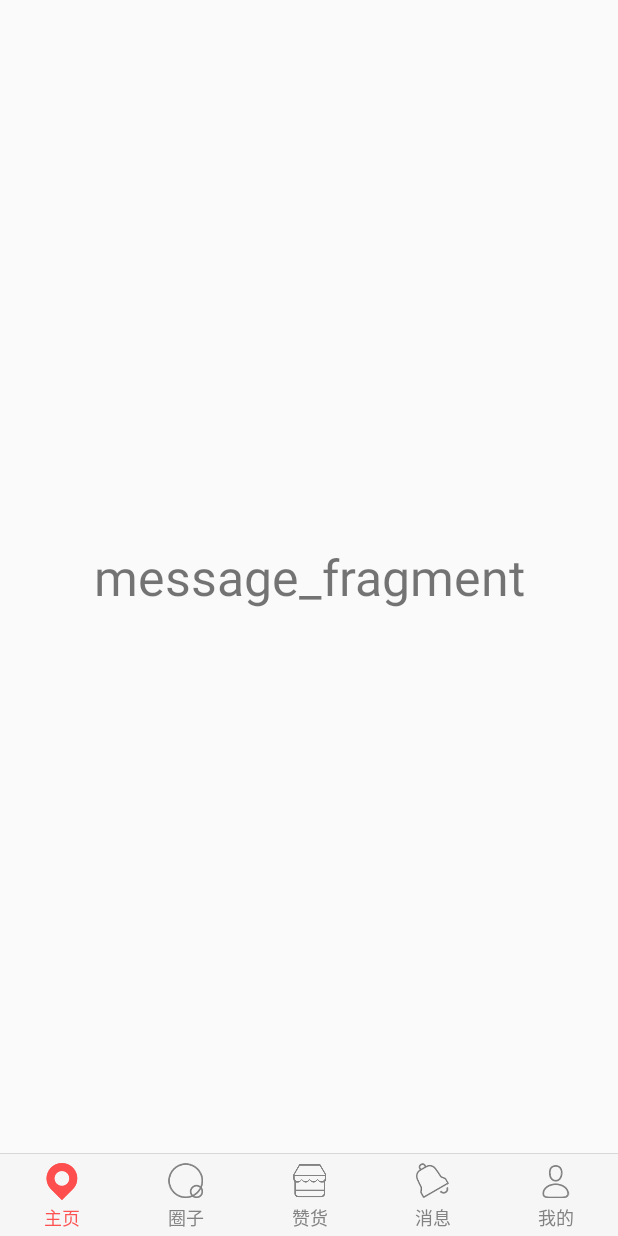
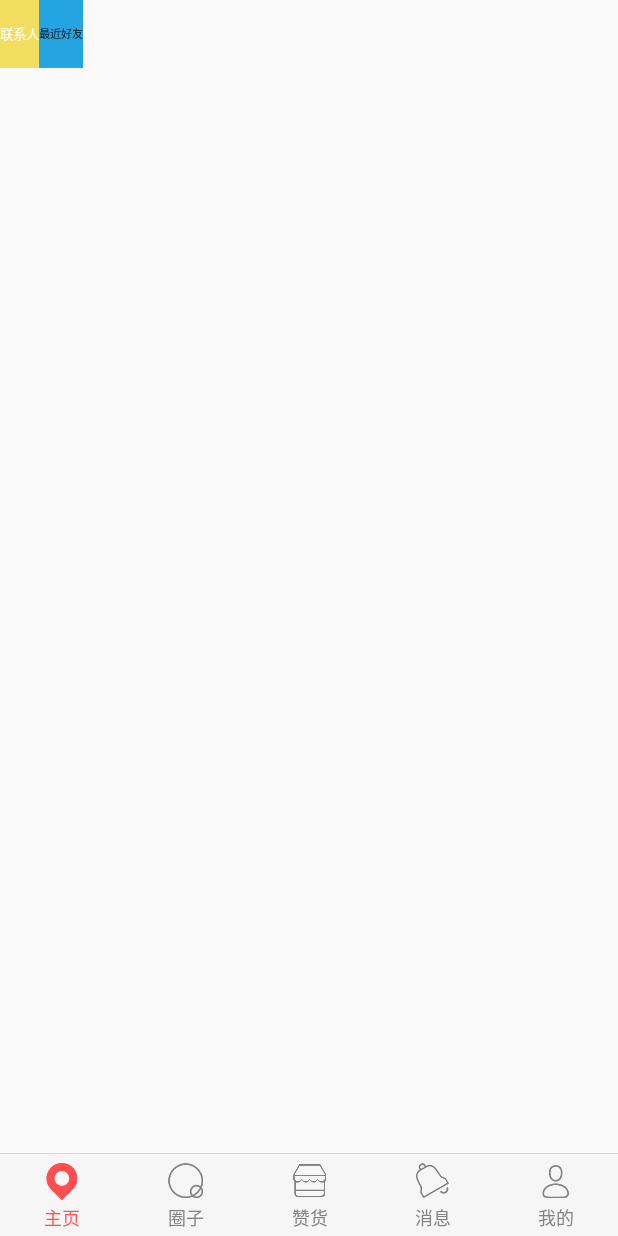
Before and after one commit to 11231943/DesignUI, an Android app: the fragment MessageFragment placed in its activity, on a phone screen of 412 x 824 dp. Run offline under Robolectric (Android 15) with nearby library versions, the phone set to English and light mode, and no system bars.

Commit message:
自定义控件 1

```diff
--- /dev/null
+++ b/app/src/main/java/com/wheat/test/tabhostframe/view/widget/scroller/RelationMenu.java
@@ -0,0 +1,113 @@
+package com.wheat.test.tabhostframe.view.widget.scroller;
+
+import android.content.Context;
+import android.content.res.TypedArray;
+import android.graphics.Color;
+import android.graphics.Paint;
+import android.graphics.drawable.Drawable;
+import android.util.AttributeSet;
+import android.view.Gravity;
+import android.widget.LinearLayout;
+import android.widget.TextView;
+
+import com.wheat.test.tabhostframe.R;
+
+/**
+ * Created by wheat on 16/2/16.
+ */
+public class RelationMenu extends LinearLayout {
+
+    /**
+     * 选择左边菜单
+     */
+    public static final int SELECT_LEFT = 0;
+
+    /**
+     * 选择右边菜单
+     */
+    public static final int SELECT_RIGHT = 1;
+
+    // private static final int DEF_COLOR = Color.GREEN;
+
+    private int textColor;
+
+    private float textSize;
+
+    private String leftText, rightText;
+
+    private int select;
+
+    private TextView leftTextView, rightTextView;
+
+    private int selectBgColor, normalBgColor;
+
+    private Paint mPaint;
+
+    private Drawable leftSelector, rightSelector;
+
+    public RelationMenu(Context context) {
+        super(context, null);
+        init();
+    }
+
+    public RelationMenu(Context context, AttributeSet attrs) {
+        super(context, attrs);
+        TypedArray a = context.obtainStyledAttributes(attrs, R.styleable.relation_menu);
+        select = a.getInt(R.styleable.relation_menu_select, SELECT_LEFT);
+
+        leftText = a.getString(R.styleable.relation_menu_left_text);
+        rightText = a.getString(R.styleable.relation_menu_right_text);
+
+        leftSelector = a.getDrawable(R.styleable.relation_menu_left_selector);
+        rightSelector = a.getDrawable(R.styleable.relation_menu_right_selector);
+
+        textSize = a.getDimension(R.styleable.relation_menu_text_size, 16);
+        textColor = a.getColor(R.styleable.relation_menu_text_color,
+                Color.WHITE);
+
+        selectBgColor = a.getColor(R.styleable.relation_menu_select_background,
+                0xfff1de5e);
+        normalBgColor = a.getColor(R.styleable.relation_menu_normal_background,
+                0xff24a4e1);
+        a.recycle();
+        init();
+    }
+
+    private void init() {
+        setWillNotDraw(false);
+        leftTextView = new TextView(getContext());
+        rightTextView = new TextView(getContext());
+
+        leftTextView.setBackgroundDrawable(leftSelector);
+        leftTextView.setGravity(Gravity.CENTER);
+        leftTextView.setTextColor(textColor);
+        leftTextView.setTextSize(textSize);
+
+        rightTextView.setBackgroundDrawable(rightSelector);
+        rightTextView.setGravity(Gravity.CENTER);
+        rightTextView.setTextColor(Color.BLACK);
+        rightTextView.setTextSize(textSize);
+
+        if (leftText != null) {
+            leftTextView.setText(leftText);
+        }
+        if (rightText != null) {
+            rightTextView.setText(rightText);
+        }
+        addView(leftTextView);
+        addView(rightTextView);
+        LayoutParams lp = new LayoutParams(0, LayoutParams.FILL_PARENT, 2.0f);
+        if (select == SELECT_LEFT) {
+            leftTextView.setLayoutParams(lp);
+            lp = new LayoutParams(0, LayoutParams.FILL_PARENT, 1.0f);
+            rightTextView.setLayoutParams(lp);
+        } else {
+            rightTextView.setLayoutParams(lp);
+            lp = new LayoutParams(0, LayoutParams.FILL_PARENT, 1.0f);
+            leftTextView.setLayoutParams(lp);
+        }
+        mPaint = new Paint();
+        mPaint.setStyle(Paint.Style.FILL);
+    }
+
+}
--- a/app/src/main/res/layout/message_fragment.xml
+++ b/app/src/main/res/layout/message_fragment.xml
@@ -1,11 +1,25 @@
 <?xml version="1.0" encoding="utf-8"?>
 <LinearLayout xmlns:android="http://schemas.android.com/apk/res/android"
-    android:orientation="vertical" android:layout_width="match_parent"
-    android:layout_height="match_parent">
-    <TextView
-        android:layout_width="match_parent"
-        android:layout_height="match_parent"
-        android:gravity="center"
-        android:textSize="33sp"
-        android:text="message_fragment" />
+    xmlns:app="http://schemas.android.com/apk/res-auto"
+    android:layout_width="match_parent"
+    android:layout_height="match_parent"
+    android:orientation="horizontal">
+
+    <com.wheat.test.tabhostframe.view.widget.scroller.RelationMenu
+        android:layout_width="wrap_content"
+        android:layout_height="45dp"
+        app:left_text="联系人"
+        app:select="left"
+        app:left_selector="@color/menu_select"
+        app:text_color="#fff"
+        app:text_size="6sp" />
+
+    <com.wheat.test.tabhostframe.view.widget.scroller.RelationMenu
+        android:layout_width="wrap_content"
+        android:layout_height="45dp"
+        app:right_text="最近好友"
+        app:right_selector="@color/menu_normal"
+        app:text_color="#ccc"
+        app:text_size="5sp" />
+
 </LinearLayout>
--- a/app/src/main/res/layout/tabhost_layout.xml
+++ b/app/src/main/res/layout/tabhost_layout.xml
@@ -1,5 +1,5 @@
 <?xml version="1.0" encoding="utf-8"?>
-<com.wheat.test.tabhostframe.view.FragmentTabHost
+<com.wheat.test.tabhostframe.view.tab.FragmentTabHost
     xmlns:android="http://schemas.android.com/apk/res/android"
     android:id="@android:id/tabhost"
     android:layout_width="match_parent"
@@ -20,4 +20,4 @@
         android:id="@+id/container"
         android:layout_width="match_parent"
         android:layout_height="match_parent" />
-</com.wheat.test.tabhostframe.view.FragmentTabHost>
+</com.wheat.test.tabhostframe.view.tab.FragmentTabHost>
--- a/app/src/main/res/layout/toolbar_tab.xml
+++ b/app/src/main/res/layout/toolbar_tab.xml
@@ -1,5 +1,5 @@
 <?xml version="1.0" encoding="utf-8"?>
-<com.wheat.test.tabhostframe.view.TabLayoutUnderline
+<com.wheat.test.tabhostframe.view.tab.TabLayoutUnderline
     xmlns:android="http://schemas.android.com/apk/res/android"
     android:id="@+id/toolbar_tabs"
     style="@style/MyCustomTabLayout"
--- a/app/src/main/res/values/colors.xml
+++ b/app/src/main/res/values/colors.xml
@@ -14,4 +14,6 @@
     <color name="color_7">#cccc99</color>
     <color name="color_8">#cc9966</color>
     <color name="color_9">#ff99cc</color>
+    <color name="menu_select">#f1de5e</color>
+    <color name="menu_normal">#24a4e1</color>
 </resources>
```
Also changed, not shown: app/src/main/java/com/wheat/test/tabhostframe/MainActivity.java (+1 -1 lines), app/src/main/java/com/wheat/test/tabhostframe/fragmnet/Circle1Fragment.java (+0 -3 lines), app/src/main/java/com/wheat/test/tabhostframe/fragmnet/CircleTabFragment.java (+1 -6 lines), app/src/main/java/com/wheat/test/tabhostframe/utils/ActionBarHelper.java (+1 -1 lines), app/src/main/java/com/wheat/test/tabhostframe/view/tab/FragmentTabHost.java (renamed from app/src/main/java/com/wheat/test/tabhostframe/view/FragmentTabHost.java, +1 -1 lines), app/src/main/java/com/wheat/test/tabhostframe/view/tab/TabLayout.java (renamed from app/src/main/java/com/wheat/test/tabhostframe/view/TabLayout.java, +1 -1 lines), app/src/main/java/com/wheat/test/tabhostframe/view/tab/TabLayoutUnderline.java (renamed from app/src/main/java/com/wheat/test/tabhostframe/view/TabLayoutUnderline.java, +1 -1 lines), app/src/main/res/drawable/relation_left_selector.xml (added, +11 -0 lines), app/src/main/res/drawable/relation_right_selector.xml (added, +11 -0 lines), app/src/main/res/layout/scroller_menu_layout.xml (added, +12 -0 lines), app/src/main/res/values/attrs.xml (+16 -0 lines).
